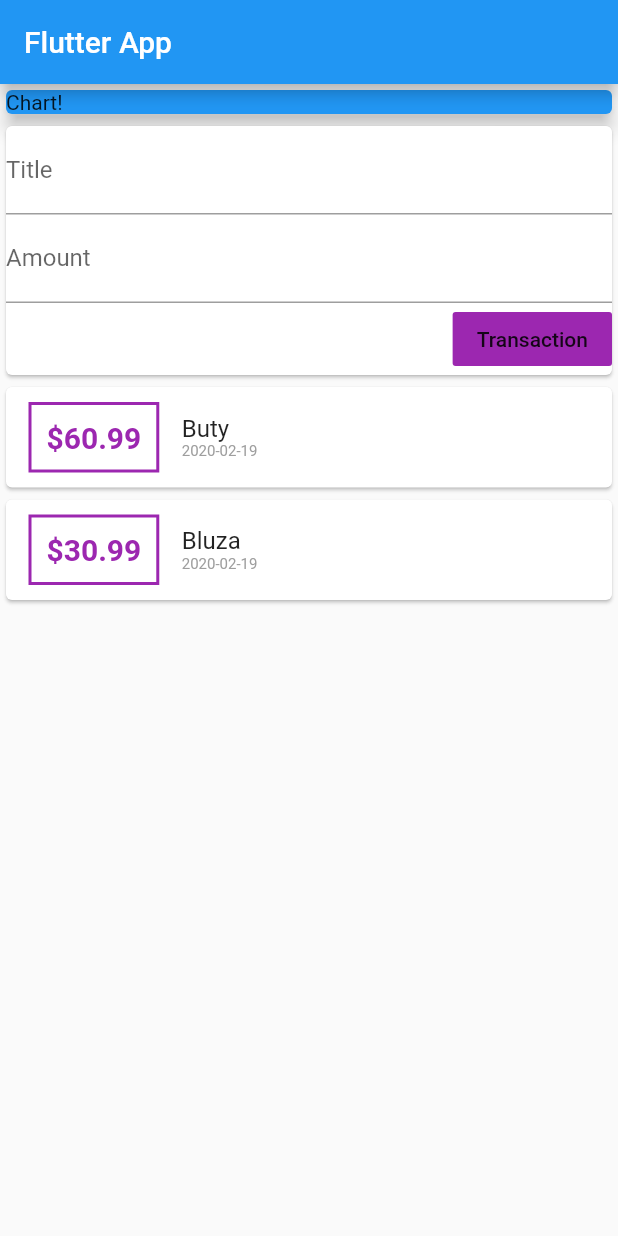
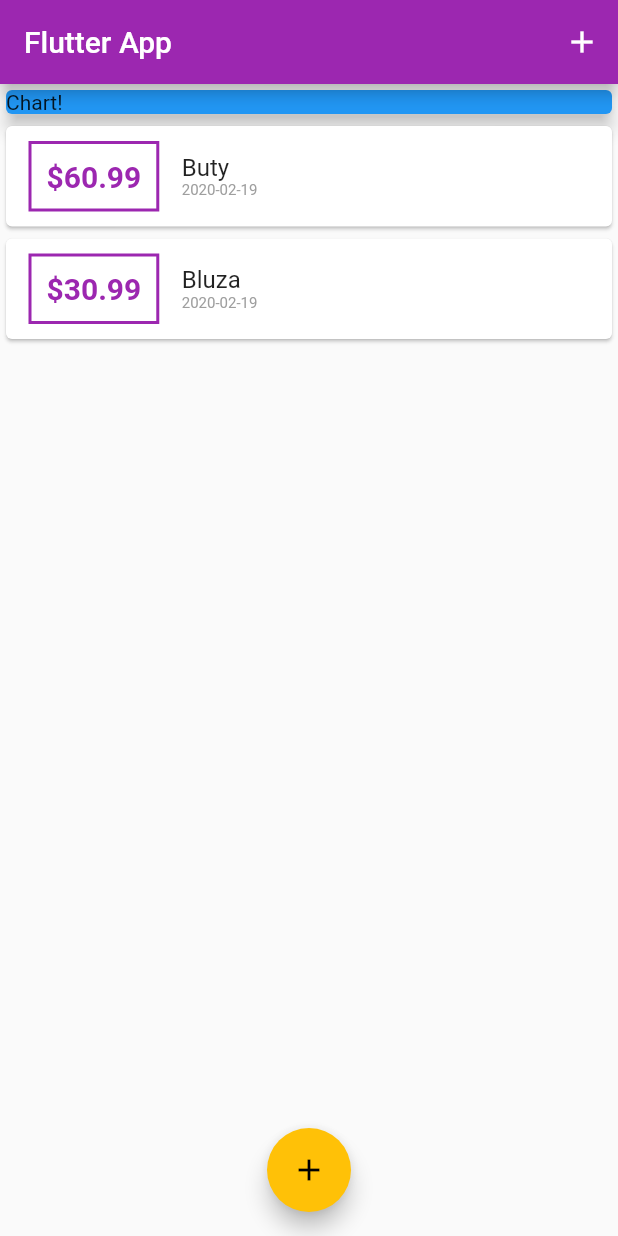
Before and after one commit to Eyzo280/ExpenditureControlFlutterApp, a Flutter app: the screen it shows after launch, on a phone screen of 412 x 824 dp. Run offline on Flutter 3.47's test engine with Material 2 defaults, Android fonts, the phone set to English and light mode, and no system bars.

Commit message:
Adding showModalBottomSheet, Theme, floatingActionButton
usuniecie pliku user_transaction.dart z powodu, ze nie byl juz potrzebny, gdyz wszystko zostalo z niego przeniesione do main.dart oraz w main.dart zostal zmieniony stan bezstanowy na stanowy

```diff
--- a/lib/main.dart
+++ b/lib/main.dart
@@ -1,5 +1,3 @@
-import 'package:expenditure_control_flutterapp/widgets/user_transaction.dart';
-
 import './widgets/new_transaction.dart';
 
 import './widgets/transaction_list.dart';
@@ -14,17 +12,68 @@ class MyApp extends StatelessWidget {
   Widget build(BuildContext context) {
     return MaterialApp(
       title: 'Flutter App',
+      theme: ThemeData(
+        primaryColor: Colors.purple,
+        accentColor: Colors.amber,
+      ),
       home: MyHomePage(),
     );
   }
 }
 
-class MyHomePage extends StatelessWidget {
+class MyHomePage extends StatefulWidget {
+  @override
+  _MyHomePageState createState() => _MyHomePageState();
+}
+
+class _MyHomePageState extends State<MyHomePage> {
+  final List<Transaction> _userTransactions = [
+    Transaction(
+      id: 't1',
+      title: 'Buty',
+      amount: 60.99,
+      date: DateTime.now(),
+    ),
+    Transaction(
+      id: 't2',
+      title: 'Bluza',
+      amount: 30.99,
+      date: DateTime.now(),
+    )
+  ];
+
+  void _addNewTransaction(String txTitle, double txAmount) {
+    final newTx = Transaction(
+      id: DateTime.now().toString(),
+      title: txTitle,
+      amount: txAmount,
+      date: DateTime.now(),
+    );
+
+    setState(() {
+      _userTransactions.add(newTx);
+    });
+  }
+
+  void startNewTransaction(BuildContext ctx) {
+    showModalBottomSheet( // umożliwia to zrobienie okna ktore jest nadrzedne nad innymi widgetami
+        context: ctx,
+        builder: (_) {
+          return NewTransaction(_addNewTransaction);
+        });
+  }
+
   @override
   Widget build(BuildContext context) {
     return Scaffold(
       appBar: AppBar(
         title: Text('Flutter App'),
+        actions: <Widget>[
+          IconButton(
+            icon: Icon(Icons.add),
+            onPressed: () => startNewTransaction(context),
+          ),
+        ],
       ),
       body: SingleChildScrollView(
         child: Column(
@@ -39,9 +88,15 @@ class MyHomePage extends StatelessWidget {
                 elevation: 5, // Wielkosc cienia
               ),
             ),
-            UserTransactions()
+            TransactionList(_userTransactions),
           ],
         ),
+      ),
+      floatingActionButtonLocation: FloatingActionButtonLocation.centerFloat, // wysrodkowanie przycisku plywajacego
+      floatingActionButton: FloatingActionButton( // przycisk plywajacy
+        child: Icon(Icons.add),
+        backgroundColor: Theme.of(context).accentColor, // Theme.of(context).accentColor oznacza ze pobiera alternatywny kolor z Theme
+        onPressed: () => startNewTransaction(context),
       ),
     );
   }
--- a/lib/widgets/transaction_list.dart
+++ b/lib/widgets/transaction_list.dart
@@ -24,7 +24,7 @@ class TransactionList extends StatelessWidget {
                   ),
                   decoration: BoxDecoration(
                     border: Border.all(
-                      color: Colors.purple,
+                      color: Theme.of(context).primaryColor,  // Theme.of(context).primaryColor oznacza ze pobiera podstawowy kolor z Theme
                       width: 2,
                     ),
                   ),
--- a/lib/widgets/user_transaction.dart
+++ /dev/null
@@ -1,49 +0,0 @@
-import 'package:flutter/material.dart';
-import './new_transaction.dart';
-import './transaction_list.dart';
-import '../models/transaction.dart';
-
-class UserTransactions extends StatefulWidget {
-  @override
-  _UserTransactionsState createState() => _UserTransactionsState();
-}
-
-class _UserTransactionsState extends State<UserTransactions> {
-  final List<Transaction> _userTransactions = [
-    Transaction(
-      id: 't1',
-      title: 'Buty',
-      amount: 60.99,
-      date: DateTime.now(),
-    ),
-    Transaction(
-      id: 't2',
-      title: 'Bluza',
-      amount: 30.99,
-      date: DateTime.now(),
-    )
-  ];
-
-  void _addNewTransaction(String txTitle, double txAmount) {
-    final newTx = Transaction(
-      id: DateTime.now().toString(),
-      title: txTitle,
-      amount: txAmount,
-      date: DateTime.now(),
-    );
-
-    setState(() {
-      _userTransactions.add(newTx);
-    });
-  }
-
-  @override
-  Widget build(BuildContext context) {
-    return Column(
-      children: <Widget>[
-        NewTransaction(_addNewTransaction),
-        TransactionList(_userTransactions),
-      ],
-    );
-  }
-}
```
Also changed, not shown: lib/widgets/new_transaction.dart (+9 -5 lines).
